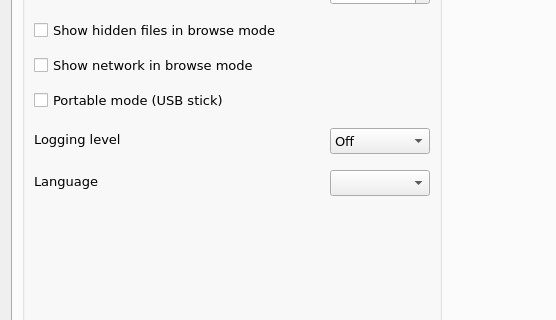
Above: src/Launchy/OptionDialog.ui from samsonwang/LaunchyQt before the change; both pictures show x 0 to 556 and y 104 to 424 of the 883 by 526 pixel window. Below: the same form after it.
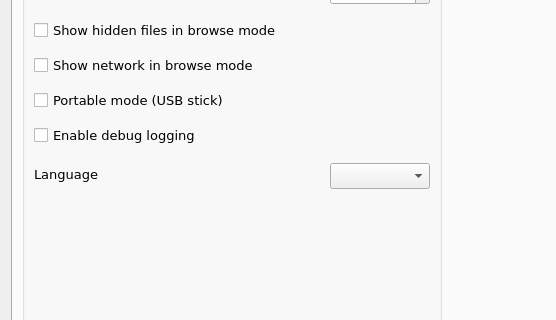
That is the form after the change. The open tabs and pages were chosen to show the change. Icons and pictures are not drawn. Custom widgets are drawn as their Qt base class.

Diff of the .ui file:
```diff
--- a/src/Launchy/OptionDialog.ui
+++ b/src/Launchy/OptionDialog.ui
@@ -1928,68 +1928,11 @@
            </widget>
           </item>
           <item>
-           <layout class="QHBoxLayout" name="horizontalLayout_11">
-            <property name="spacing">
-             <number>12</number>
+           <widget class="QCheckBox" name="checkBoxDebugLog">
+            <property name="text">
+             <string>Enable debug logging</string>
             </property>
-            <property name="topMargin">
-             <number>2</number>
-            </property>
-            <property name="bottomMargin">
-             <number>2</number>
-            </property>
-            <item>
-             <widget class="QLabel" name="label_14">
-              <property name="text">
-               <string>Logging level</string>
-              </property>
-             </widget>
-            </item>
-            <item>
-             <spacer name="horizontalSpacer_5">
-              <property name="orientation">
-               <enum>Qt::Horizontal</enum>
-              </property>
-              <property name="sizeHint" stdset="0">
-               <size>
-                <width>40</width>
-                <height>20</height>
-               </size>
-              </property>
-             </spacer>
-            </item>
-            <item>
-             <widget class="QComboBox" name="cbLogLevel">
-              <property name="minimumSize">
-               <size>
-                <width>100</width>
-                <height>26</height>
-               </size>
-              </property>
-              <property name="maximumSize">
-               <size>
-                <width>16777215</width>
-                <height>22</height>
-               </size>
-              </property>
-              <item>
-               <property name="text">
-                <string>Off</string>
-               </property>
-              </item>
-              <item>
-               <property name="text">
-                <string>Debug</string>
-               </property>
-              </item>
-              <item>
-               <property name="text">
-                <string>Normal</string>
-               </property>
-              </item>
-             </widget>
-            </item>
-           </layout>
+           </widget>
           </item>
           <item>
            <layout class="QHBoxLayout" name="horizontalLayout_6">
```
Left out of the diff: 64 changed lines with no effect on the pictures.
